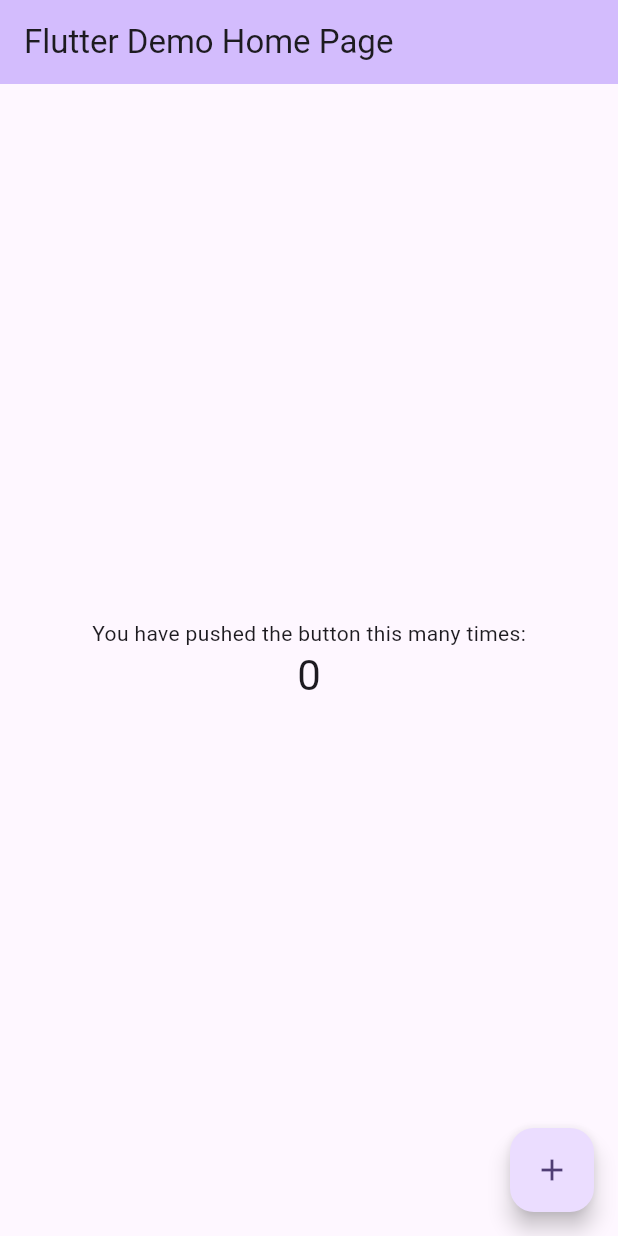
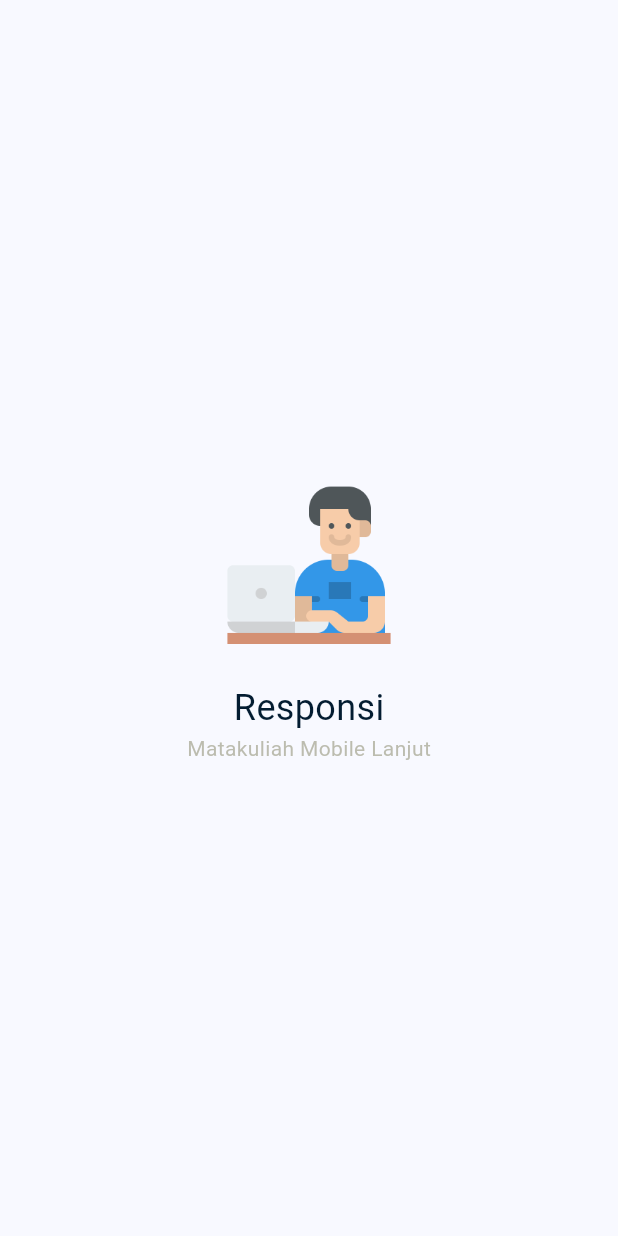
Before and after one commit to naufalhady/responsi-mobile-lanjut, a Flutter app: the first screen one second after launch, on a phone screen of 412 x 824 dp. Run offline on Flutter 3.47's test engine with Material 3 defaults, Android fonts, the phone set to English and light mode, and no system bars.

Commit message:
Add splashscreen

```diff
--- /dev/null
+++ b/config.json
@@ -0,0 +1,12 @@
+{
+    "modules": [],
+    "module_directory_name": "module",
+    "experimental_mode": false,
+    "learning_mode": false,
+    "unfreezed": true,
+    "use_cubit": false,
+    "ignore_core_generator_for_directories": [
+        "lib/model",
+        "lib/models"
+    ]
+}
--- /dev/null
+++ b/lib/Loginscreen.dart
@@ -0,0 +1,15 @@
+import 'package:flutter/material.dart';
+
+class Loginscreen extends StatefulWidget {
+  const Loginscreen({super.key});
+
+  @override
+  State<Loginscreen> createState() => _LoginscreenState();
+}
+
+class _LoginscreenState extends State<Loginscreen> {
+  @override
+  Widget build(BuildContext context) {
+    return const Placeholder();
+  }
+}
--- a/lib/main.dart
+++ b/lib/main.dart
@@ -1,125 +1,35 @@
 import 'package:flutter/material.dart';
+import 'package:mobile_lanjut/splashscreen.dart';
+import 'package:mobile_lanjut/Loginscreen.dart';
+// import 'package:mobile_lanjut/Homescreen.dart';
+// import 'package:mobile_lanjut/Profilescreen.dart';
 
 void main() {
-  runApp(const MyApp());
+  runApp(const ResponsiApp());
 }
 
-class MyApp extends StatelessWidget {
-  const MyApp({super.key});
+class ResponsiApp extends StatelessWidget {
+  const ResponsiApp({super.key});
 
   // This widget is the root of your application.
   @override
   Widget build(BuildContext context) {
     return MaterialApp(
-      title: 'Flutter Demo',
+      debugShowCheckedModeBanner: false,
+      title: 'Responsi Mobile Lanjut',
       theme: ThemeData(
-        // This is the theme of your application.
-        //
-        // TRY THIS: Try running your application with "flutter run". You'll see
-        // the application has a purple toolbar. Then, without quitting the app,
-        // try changing the seedColor in the colorScheme below to Colors.green
-        // and then invoke "hot reload" (save your changes or press the "hot
-        // reload" button in a Flutter-supported IDE, or press "r" if you used
-        // the command line to start the app).
-        //
-        // Notice that the counter didn't reset back to zero; the application
-        // state is not lost during the reload. To reset the state, use hot
-        // restart instead.
-        //
-        // This works for code too, not just values: Most code changes can be
-        // tested with just a hot reload.
-        colorScheme: ColorScheme.fromSeed(seedColor: Colors.deepPurple),
+        colorScheme: ColorScheme.fromSeed(seedColor: Colors.blue),
         useMaterial3: true,
       ),
-      home: const MyHomePage(title: 'Flutter Demo Home Page'),
+      initialRoute: '/',
+      routes: {
+        '/': (context) => const Splashscreen(),
+        '/login': (context) => const Loginscreen(),
+        // '/forgotpassword': (context) => const FPScreen(),
+        // '/home': (context) => const Homescreen(),
+        // '/profile': (context) => const Profilescreen(),
+      },
+      // home: const MyHomePage(title: 'Flutter Demo Home Page'),
     );
   }
 }
-
-class MyHomePage extends StatefulWidget {
-  const MyHomePage({super.key, required this.title});
-
-  // This widget is the home page of your application. It is stateful, meaning
-  // that it has a State object (defined below) that contains fields that affect
-  // how it looks.
-
-  // This class is the configuration for the state. It holds the values (in this
-  // case the title) provided by the parent (in this case the App widget) and
-  // used by the build method of the State. Fields in a Widget subclass are
-  // always marked "final".
-
-  final String title;
-
-  @override
-  State<MyHomePage> createState() => _MyHomePageState();
-}
-
-class _MyHomePageState extends State<MyHomePage> {
-  int _counter = 0;
-
-  void _incrementCounter() {
-    setState(() {
-      // This call to setState tells the Flutter framework that something has
-      // changed in this State, which causes it to rerun the build method below
-      // so that the display can reflect the updated values. If we changed
-      // _counter without calling setState(), then the build method would not be
-      // called again, and so nothing would appear to happen.
-      _counter++;
-    });
-  }
-
-  @override
-  Widget build(BuildContext context) {
-    // This method is rerun every time setState is called, for instance as done
-    // by the _incrementCounter method above.
-    //
-    // The Flutter framework has been optimized to make rerunning build methods
-    // fast, so that you can just rebuild anything that needs updating rather
-    // than having to individually change instances of widgets.
-    return Scaffold(
-      appBar: AppBar(
-        // TRY THIS: Try changing the color here to a specific color (to
-        // Colors.amber, perhaps?) and trigger a hot reload to see the AppBar
-        // change color while the other colors stay the same.
-        backgroundColor: Theme.of(context).colorScheme.inversePrimary,
-        // Here we take the value from the MyHomePage object that was created by
-        // the App.build method, and use it to set our appbar title.
-        title: Text(widget.title),
-      ),
-      body: Center(
-        // Center is a layout widget. It takes a single child and positions it
-        // in the middle of the parent.
-        child: Column(
-          // Column is also a layout widget. It takes a list of children and
-          // arranges them vertically. By default, it sizes itself to fit its
-          // children horizontally, and tries to be as tall as its parent.
-          //
-          // Column has various properties to control how it sizes itself and
-          // how it positions its children. Here we use mainAxisAlignment to
-          // center the children vertically; the main axis here is the vertical
-          // axis because Columns are vertical (the cross axis would be
-          // horizontal).
-          //
-          // TRY THIS: Invoke "debug painting" (choose the "Toggle Debug Paint"
-          // action in the IDE, or press "p" in the console), to see the
-          // wireframe for each widget.
-          mainAxisAlignment: MainAxisAlignment.center,
-          children: <Widget>[
-            const Text(
-              'You have pushed the button this many times:',
-            ),
-            Text(
-              '$_counter',
-              style: Theme.of(context).textTheme.headlineMedium,
-            ),
-          ],
-        ),
-      ),
-      floatingActionButton: FloatingActionButton(
-        onPressed: _incrementCounter,
-        tooltip: 'Increment',
-        child: const Icon(Icons.add),
-      ), // This trailing comma makes auto-formatting nicer for build methods.
-    );
-  }
-}
--- /dev/null
+++ b/lib/splashscreen.dart
@@ -0,0 +1,53 @@
+import 'package:flutter/material.dart';
+// import 'package:mobile_lanjut/Loginscreen.dart';
+
+class Splashscreen extends StatefulWidget {
+  const Splashscreen({super.key});
+  @override
+  State<Splashscreen> createState() => _SplashscreenState();
+}
+
+class _SplashscreenState extends State<Splashscreen> {
+  @override
+  void initState() {
+  super.initState();
+  Future.delayed(const Duration(seconds: 5),(){
+    Navigator.pushReplacementNamed(context, '/login');
+  });
+  }
+
+  @override
+  Widget build(BuildContext context) {
+    return Scaffold(
+      body: Center(
+        child: Column(
+          mainAxisAlignment: MainAxisAlignment.center,
+          children: [
+            Image.asset(
+            "assets/images/splashscreenIcon.png",
+            width: 120.0,
+            height: 120.0,
+            fit: BoxFit.fill,
+            ),
+            const SizedBox(height: 20,),
+            const Text(
+              'Responsi',
+              style: TextStyle(
+                fontSize: 24,
+                color:  Color.fromARGB(255, 3, 28, 49),
+              ),
+            ),
+            const Text(
+              'Matakuliah Mobile Lanjut',
+              style: TextStyle(
+                fontSize: 14,
+                color: Color.fromARGB(131, 131, 131, 100),
+              ),
+            )
+          ]
+        )
+      )
+      // child: , /disini
+    );
+  }
+}
--- a/pubspec.yaml
+++ b/pubspec.yaml
@@ -59,7 +59,8 @@ flutter:
   uses-material-design: true
 
   # To add assets to your application, add an assets section, like this:
-  # assets:
+  assets:
+  - assets/images/splashscreenIcon.png
   #   - images/a_dot_burr.jpeg
   #   - images/a_dot_ham.jpeg
 
```
Also changed, not shown: assets/images/splashscreenIcon.png (added), assets/images/splashscreenIcon.svg (added), lib/Homescreen.dart (added), lib/Profilescreen.dart (added), 1 other file.
